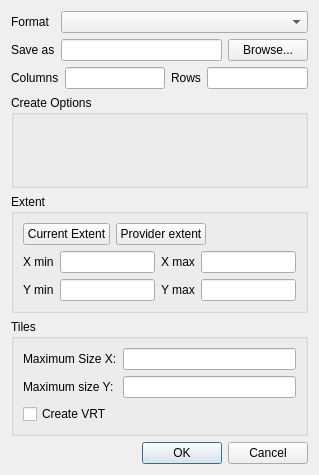
First picture: the form in src/ui/qgsrasterlayersaveasdialogbase.ui, repository qgis/QGIS, before the edit.
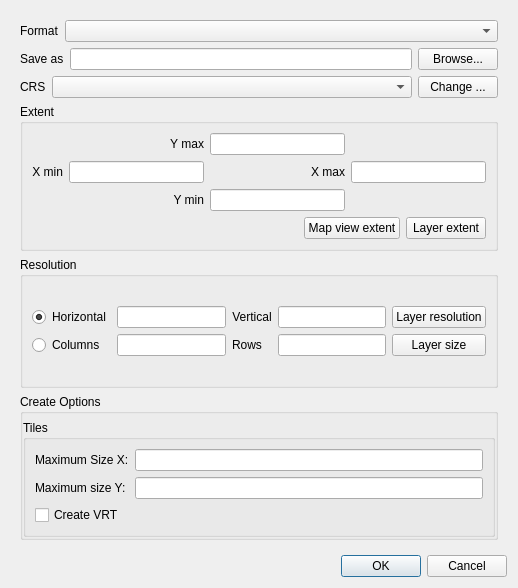
Second picture: the form after the edit. Custom widgets are drawn as their Qt base class.

Commit message: raster save as crs and resolution

Patch:
```diff
--- a/src/ui/qgsrasterlayersaveasdialogbase.ui
+++ b/src/ui/qgsrasterlayersaveasdialogbase.ui
@@ -6,18 +6,38 @@
    <rect>
     <x>0</x>
     <y>0</y>
-    <width>319</width>
-    <height>475</height>
+    <width>518</width>
+    <height>588</height>
    </rect>
   </property>
   <property name="windowTitle">
    <string>Save raster layer as...</string>
   </property>
-  <layout class="QGridLayout" name="gridLayout_3">
-   <item row="0" column="1" colspan="2">
-    <widget class="QComboBox" name="mFormatComboBox"/>
-   </item>
-   <item row="0" column="0">
+  <layout class="QVBoxLayout" name="verticalLayout">
+   <item>
+    <widget class="QScrollArea" name="scrollArea">
+     <property name="frameShape">
+      <enum>QFrame::NoFrame</enum>
+     </property>
+     <property name="frameShadow">
+      <enum>QFrame::Sunken</enum>
+     </property>
+     <property name="widgetResizable">
+      <bool>true</bool>
+     </property>
+     <widget class="QWidget" name="scrollAreaWidgetContents">
+      <property name="geometry">
+       <rect>
+        <x>0</x>
+        <y>0</y>
+        <width>510</width>
+        <height>551</height>
+       </rect>
+      </property>
+      <layout class="QVBoxLayout" name="verticalLayout_5">
+       <item>
+        <layout class="QHBoxLayout" name="horizontalLayout">
+         <item>
     <widget class="QLabel" name="mFormatLabel">
      <property name="text">
       <string>Format</string>
@@ -27,7 +47,21 @@
      </property>
     </widget>
    </item>
-   <item row="1" column="0">
+         <item>
+          <widget class="QComboBox" name="mFormatComboBox">
+           <property name="sizePolicy">
+            <sizepolicy hsizetype="Expanding" vsizetype="Fixed">
+             <horstretch>0</horstretch>
+             <verstretch>0</verstretch>
+            </sizepolicy>
+           </property>
+          </widget>
+         </item>
+        </layout>
+       </item>
+       <item>
+        <layout class="QHBoxLayout" name="horizontalLayout_3">
+         <item>
     <widget class="QLabel" name="mSaveAsLabel">
      <property name="text">
       <string>Save as</string>
@@ -37,55 +71,87 @@
      </property>
     </widget>
    </item>
-   <item row="1" column="1">
+         <item>
     <widget class="QLineEdit" name="mSaveAsLineEdit">
      <property name="enabled">
       <bool>true</bool>
      </property>
     </widget>
    </item>
-   <item row="5" column="0" colspan="3">
+         <item>
+          <widget class="QPushButton" name="mBrowseButton">
+           <property name="enabled">
+            <bool>true</bool>
+           </property>
+           <property name="text">
+            <string>Browse...</string>
+           </property>
+          </widget>
+         </item>
+        </layout>
+       </item>
+       <item>
+        <layout class="QHBoxLayout" name="horizontalLayout_4">
+         <item>
+          <widget class="QLabel" name="label_2">
+           <property name="sizePolicy">
+            <sizepolicy hsizetype="Fixed" vsizetype="Fixed">
+             <horstretch>0</horstretch>
+             <verstretch>0</verstretch>
+            </sizepolicy>
+           </property>
+           <property name="minimumSize">
+            <size>
+             <width>0</width>
+             <height>0</height>
+            </size>
+           </property>
+           <property name="text">
+            <string>CRS</string>
+           </property>
+          </widget>
+         </item>
+         <item>
+          <widget class="QComboBox" name="mCrsComboBox">
+           <property name="sizePolicy">
+            <sizepolicy hsizetype="MinimumExpanding" vsizetype="Fixed">
+             <horstretch>0</horstretch>
+             <verstretch>0</verstretch>
+            </sizepolicy>
+           </property>
+          </widget>
+         </item>
+         <item>
+          <widget class="QPushButton" name="mChangeCrsPushButton">
+           <property name="sizePolicy">
+            <sizepolicy hsizetype="Minimum" vsizetype="Fixed">
+             <horstretch>0</horstretch>
+             <verstretch>0</verstretch>
+            </sizepolicy>
+           </property>
+           <property name="text">
+            <string>Change ...</string>
+           </property>
+          </widget>
+         </item>
+        </layout>
+       </item>
+       <item>
     <widget class="QGroupBox" name="mExtentGroupBox">
      <property name="title">
       <string>Extent</string>
      </property>
-     <layout class="QGridLayout" name="gridLayout_2">
-      <item row="0" column="0" colspan="4">
-       <layout class="QHBoxLayout" name="horizontalLayout_2">
+         <layout class="QVBoxLayout" name="verticalLayout_2">
         <item>
-         <widget class="QPushButton" name="mCurrentExtentButton">
-          <property name="text">
-           <string>Current Extent</string>
-          </property>
-         </widget>
-        </item>
-        <item>
-         <widget class="QPushButton" name="mProviderExtentButton">
-          <property name="text">
-           <string>Provider extent</string>
-          </property>
-         </widget>
-        </item>
-        <item>
-         <spacer name="horizontalSpacer">
-          <property name="orientation">
-           <enum>Qt::Horizontal</enum>
-          </property>
-          <property name="sizeHint" stdset="0">
-           <size>
-            <width>40</width>
-            <height>20</height>
-           </size>
-          </property>
-         </spacer>
-        </item>
-       </layout>
-      </item>
+           <layout class="QGridLayout" name="gridLayout_4">
       <item row="1" column="0">
        <widget class="QLabel" name="mXMinLabel">
         <property name="text">
          <string>X min</string>
         </property>
+              <property name="alignment">
+               <set>Qt::AlignRight|Qt::AlignTrailing|Qt::AlignVCenter</set>
+              </property>
        </widget>
       </item>
       <item row="1" column="1">
@@ -96,83 +162,168 @@
         <property name="text">
          <string>X max</string>
         </property>
+              <property name="alignment">
+               <set>Qt::AlignRight|Qt::AlignTrailing|Qt::AlignVCenter</set>
+              </property>
        </widget>
       </item>
       <item row="1" column="3">
        <widget class="QLineEdit" name="mXMaxLineEdit"/>
       </item>
-      <item row="2" column="0">
-       <widget class="QLabel" name="mYMinLabel">
-        <property name="text">
-         <string>Y min</string>
-        </property>
-       </widget>
-      </item>
-      <item row="2" column="1">
-       <widget class="QLineEdit" name="mYMinLineEdit"/>
-      </item>
-      <item row="2" column="2">
+            <item row="0" column="1">
        <widget class="QLabel" name="mYMaxLabel">
         <property name="text">
          <string>Y max</string>
         </property>
-       </widget>
-      </item>
-      <item row="2" column="3">
+              <property name="alignment">
+               <set>Qt::AlignRight|Qt::AlignTrailing|Qt::AlignVCenter</set>
+              </property>
+             </widget>
+            </item>
+            <item row="0" column="2">
        <widget class="QLineEdit" name="mYMaxLineEdit">
         <property name="text">
          <string/>
         </property>
        </widget>
       </item>
-     </layout>
-    </widget>
-   </item>
-   <item row="7" column="0" colspan="3">
-    <widget class="QDialogButtonBox" name="mButtonBox">
+            <item row="2" column="1">
+             <widget class="QLabel" name="mYMinLabel">
+              <property name="text">
+               <string>Y min</string>
+              </property>
+              <property name="alignment">
+               <set>Qt::AlignRight|Qt::AlignTrailing|Qt::AlignVCenter</set>
+              </property>
+             </widget>
+            </item>
+            <item row="2" column="2">
+             <widget class="QLineEdit" name="mYMinLineEdit"/>
+            </item>
+           </layout>
+          </item>
+          <item>
+           <layout class="QHBoxLayout" name="horizontalLayout_2">
+            <item>
+             <spacer name="horizontalSpacer_3">
      <property name="orientation">
       <enum>Qt::Horizontal</enum>
      </property>
-     <property name="standardButtons">
-      <set>QDialogButtonBox::Cancel|QDialogButtonBox::Ok</set>
-     </property>
-    </widget>
-   </item>
-   <item row="1" column="2">
-    <widget class="QPushButton" name="mBrowseButton">
-     <property name="enabled">
+              <property name="sizeHint" stdset="0">
+               <size>
+                <width>40</width>
+                <height>20</height>
+               </size>
+              </property>
+             </spacer>
+            </item>
+            <item>
+             <widget class="QPushButton" name="mCurrentExtentButton">
+              <property name="text">
+               <string>Map view extent</string>
+              </property>
+             </widget>
+            </item>
+            <item>
+             <widget class="QPushButton" name="mOriginalExtentButton">
+              <property name="text">
+               <string>Layer extent</string>
+              </property>
+             </widget>
+            </item>
+           </layout>
+          </item>
+         </layout>
+        </widget>
+       </item>
+       <item>
+        <widget class="QGroupBox" name="mResolutionGroupBox">
+         <property name="title">
+          <string>Resolution</string>
+         </property>
+         <layout class="QVBoxLayout" name="verticalLayout_3">
+          <item>
+           <layout class="QGridLayout" name="gridLayout_2">
+            <item row="0" column="0">
+             <widget class="QRadioButton" name="mResolutionRadioButton">
+              <property name="text">
+               <string>Horizontal</string>
+              </property>
+              <property name="checked">
       <bool>true</bool>
      </property>
-     <property name="text">
-      <string>Browse...</string>
-     </property>
-    </widget>
-   </item>
-   <item row="2" column="0" colspan="3">
-    <layout class="QHBoxLayout" name="horizontalLayout">
-     <item>
-      <widget class="QLabel" name="mColumnsLabel">
+             </widget>
+            </item>
+            <item row="0" column="1">
+             <widget class="QLineEdit" name="mXResolutionLineEdit"/>
+            </item>
+            <item row="1" column="0">
+             <widget class="QRadioButton" name="mSizeRadioButton">
        <property name="text">
         <string>Columns</string>
        </property>
       </widget>
      </item>
-     <item>
+            <item row="1" column="1">
       <widget class="QLineEdit" name="mColumnsLineEdit"/>
      </item>
-     <item>
+            <item row="1" column="2">
       <widget class="QLabel" name="mRowsLabel">
        <property name="text">
         <string>Rows</string>
        </property>
       </widget>
      </item>
-     <item>
+            <item row="0" column="3">
+             <widget class="QLineEdit" name="mYResolutionLineEdit"/>
+            </item>
+            <item row="1" column="3">
       <widget class="QLineEdit" name="mRowsLineEdit"/>
      </item>
-    </layout>
-   </item>
-   <item row="6" column="0" colspan="3">
+            <item row="0" column="4">
+             <widget class="QPushButton" name="mOriginalResolutionPushButton">
+              <property name="text">
+               <string>Layer resolution</string>
+              </property>
+             </widget>
+            </item>
+            <item row="1" column="4">
+             <widget class="QPushButton" name="mOriginalSizePushButton">
+              <property name="text">
+               <string>Layer size</string>
+              </property>
+             </widget>
+            </item>
+            <item row="0" column="2">
+             <widget class="QLabel" name="label">
+              <property name="text">
+               <string>Vertical</string>
+              </property>
+              <property name="alignment">
+               <set>Qt::AlignCenter</set>
+              </property>
+             </widget>
+            </item>
+           </layout>
+          </item>
+         </layout>
+        </widget>
+       </item>
+       <item>
+        <widget class="QGroupBox" name="groupBox">
+         <property name="title">
+          <string>Create Options</string>
+         </property>
+         <layout class="QGridLayout" name="gridLayout_5">
+          <property name="margin">
+           <number>0</number>
+          </property>
+          <item row="0" column="0">
+           <widget class="QgsRasterFormatSaveOptionsWidget" name="mOptionsWidget" native="true">
+            <zorder></zorder>
+           </widget>
+          </item>
+          <item row="1" column="0">
     <widget class="QGroupBox" name="mTilesGroupBox">
      <property name="title">
       <string>Tiles</string>
@@ -208,19 +359,21 @@
      </layout>
     </widget>
    </item>
-   <item row="4" column="0" colspan="3">
-    <widget class="QGroupBox" name="groupBox">
-     <property name="title">
-      <string>Create Options</string>
-     </property>
-     <layout class="QGridLayout" name="gridLayout_5">
-      <property name="margin">
-       <number>0</number>
-      </property>
-      <item row="0" column="0">
-       <widget class="QgsRasterFormatSaveOptionsWidget" name="mOptionsWidget" native="true"/>
-      </item>
-     </layout>
+         </layout>
+        </widget>
+       </item>
+      </layout>
+     </widget>
+    </widget>
+   </item>
+   <item>
+    <widget class="QDialogButtonBox" name="mButtonBox">
+     <property name="orientation">
+      <enum>Qt::Horizontal</enum>
+     </property>
+     <property name="standardButtons">
+      <set>QDialogButtonBox::Cancel|QDialogButtonBox::Ok</set>
+     </property>
     </widget>
    </item>
   </layout>
```
Lines whose indentation alone changed are shown as unchanged. The commit also changes 4 other files.
